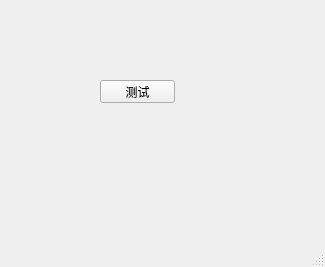
Before: the Qt Designer form mainwindow.ui in iwxyi/Qt-JellyButtonBox, drawn with Qt 5.
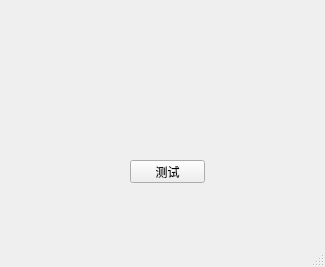
After: the same form once the commit is applied.

The edit to the form file:
```diff
--- a/mainwindow.ui
+++ b/mainwindow.ui
@@ -17,8 +17,8 @@
    <widget class="QPushButton" name="pushButton">
     <property name="geometry">
      <rect>
-      <x>100</x>
-      <y>80</y>
+      <x>130</x>
+      <y>160</y>
       <width>75</width>
       <height>23</height>
      </rect>
```
